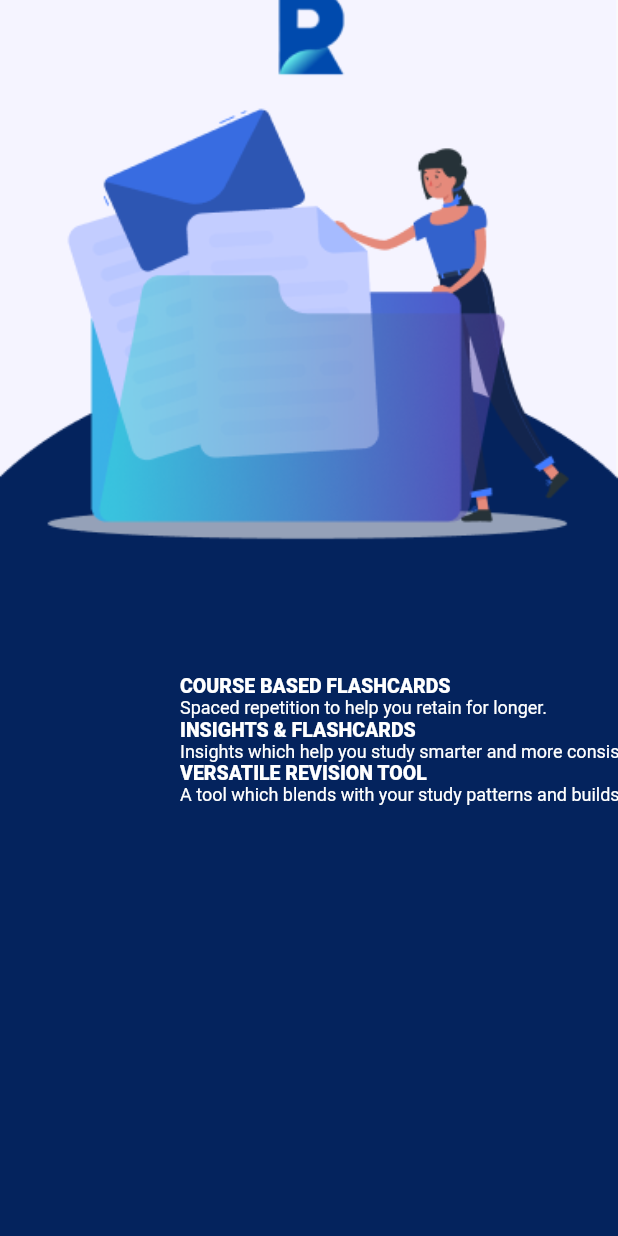
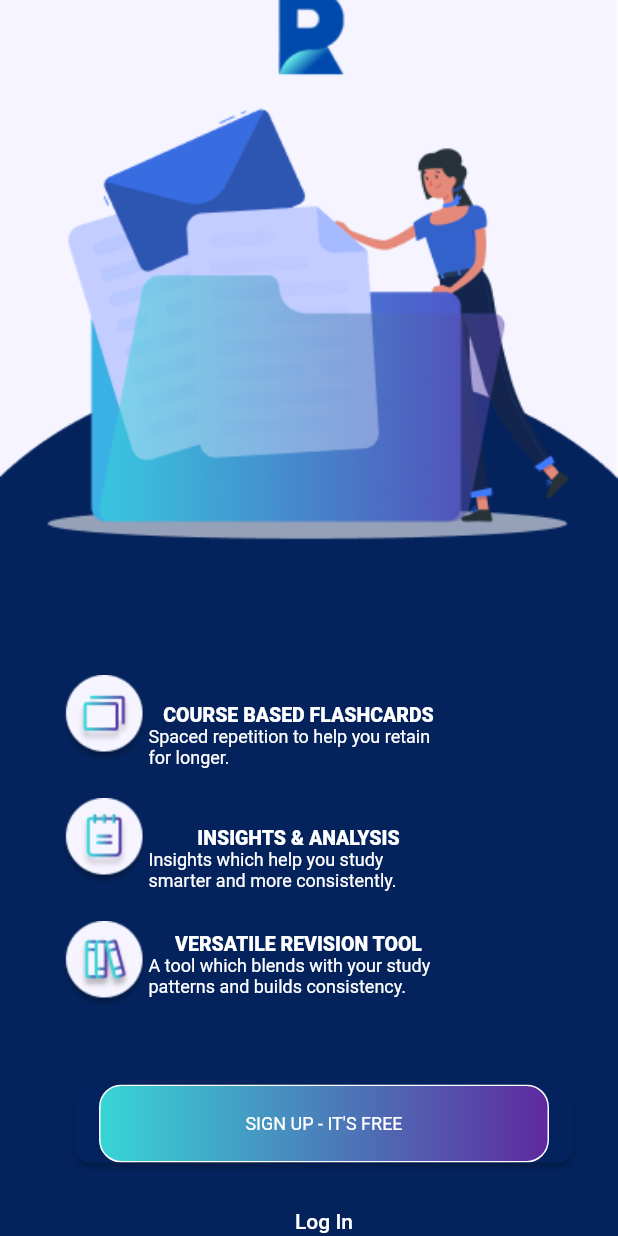
Before and after one commit to Revisable-in/flutter-app, a Flutter app: the Signup screen opened by its route, on a phone screen of 412 x 824 dp. Run offline on Flutter 3.47's test engine with Material 2 defaults, Android fonts, the phone set to English and light mode, and no system bars; missing offline and left inert: dart:html; Roboto replaces fonts that are missing (Raleway).

Commit message:
Updated sign up page

```diff
--- a/flutter_application/lib/main.dart
+++ b/flutter_application/lib/main.dart
@@ -16,7 +16,11 @@ class MyApp extends StatelessWidget {
         primarySwatch: Colors.blue,
       ),
       home: MyHomePage(title: 'Revisable'),
-      routes: <String, WidgetBuilder>{'/Signup': (context) => Signup()},
+      routes: {
+        '/Signup': (context) => Signup(),
+        '/Signup1': (context) => Signup1(),
+        '/Login': (context) => Signup1(),
+      },
     );
   }
 }
@@ -83,8 +87,16 @@ class Signup extends StatelessWidget {
         child: Column(
           crossAxisAlignment: CrossAxisAlignment.start,
           children: [
+            Row(
+              children: [
                 Container(
-              padding: EdgeInsets.symmetric(horizontal: 80),
+                    padding: EdgeInsets.fromLTRB(0, 0, 0, 23.0),
+                    child: Image(
+                      image: AssetImage("assets/images/flashcard.png"),
+                    )),
+                Column(
+                  children: [
+                    Container(
                       child: Text(
                         "COURSE BASED FLASHCARDS",
                         style: TextStyle(
@@ -93,10 +105,12 @@ class Signup extends StatelessWidget {
                           fontWeight: FontWeight.w900,
                           color: Colors.white,
                         ),
+                        textAlign: TextAlign.left,
                       ),
                     ),
-            Container(
-              padding: EdgeInsets.symmetric(horizontal: 80),
+                    const SizedBox(
+                      width: 200.0,
+                      // padding: EdgeInsets.fromLTRB(0, 0, 0, 23.0),
                       child: Text(
                         "Spaced repetition to help you retain for longer.",
                         style: TextStyle(
@@ -105,12 +119,25 @@ class Signup extends StatelessWidget {
                           fontWeight: FontWeight.w400,
                           color: Colors.white,
                         ),
+                        textAlign: TextAlign.left,
                       ),
                     ),
+                  ],
+                ),
+              ],
+            ),
+            Row(
+              children: [
                 Container(
-              padding: EdgeInsets.symmetric(horizontal: 80),
+                    padding: EdgeInsets.fromLTRB(0, 0, 0, 23.0),
+                    child: Image(
+                      image: AssetImage("assets/images/schedule.png"),
+                    )),
+                Column(
+                  children: [
+                    Container(
                       child: Text(
-                "INSIGHTS & FLASHCARDS",
+                        "INSIGHTS & ANALYSIS",
                         style: TextStyle(
                           fontFamily: "Raleway",
                           fontSize: 13.0,
@@ -119,8 +146,9 @@ class Signup extends StatelessWidget {
                         ),
                       ),
                     ),
-            Container(
-              padding: EdgeInsets.symmetric(horizontal: 80),
+                    const SizedBox(
+                      width: 200.0,
+                      // padding: EdgeInsets.fromLTRB(0, 0, 0, 23.0),
                       child: Text(
                         "Insights which help you study smarter and more consistently.",
                         style: TextStyle(
@@ -131,8 +159,19 @@ class Signup extends StatelessWidget {
                         ),
                       ),
                     ),
+                  ],
+                ),
+              ],
+            ),
+            Row(
+              children: [
                 Container(
-              padding: EdgeInsets.symmetric(horizontal: 80),
+                    child: Image(
+                  image: AssetImage("assets/images/revise.png"),
+                )),
+                Column(
+                  children: [
+                    Container(
                       child: Text(
                         "VERSATILE REVISION TOOL",
                         style: TextStyle(
@@ -141,10 +180,13 @@ class Signup extends StatelessWidget {
                           fontWeight: FontWeight.w900,
                           color: Colors.white,
                         ),
+                        textAlign: TextAlign.left,
                       ),
                     ),
-            Container(
-              padding: EdgeInsets.symmetric(horizontal: 80),
+                    const SizedBox(
+                      width: 200.0,
+
+                      // padding: EdgeInsets.symmetric(horizontal: 10),
                       child: Text(
                         "A tool which blends with your study patterns and builds consistency.",
                         style: TextStyle(
@@ -155,6 +197,71 @@ class Signup extends StatelessWidget {
                         ),
                       ),
                     ),
+                  ],
+                ),
+              ],
+            ),
+            Container(
+              padding: EdgeInsets.fromLTRB(10.0, 50, 0, 0),
+              child: Column(
+                children: [
+                  ElevatedButton(
+                    onPressed: () {
+                      Navigator.pushNamed(context, '/Signup1');
+                    },
+                    style: ElevatedButton.styleFrom(
+                      // side: BorderSide(color: Colors.white),
+                      primary: Color.fromARGB(255, 4, 35, 94),
+                      shape: new RoundedRectangleBorder(
+                        borderRadius: BorderRadius.circular(10),
+                      ),
+                    ),
+                    child: Ink(
+                      width: 300,
+                      decoration: BoxDecoration(
+                        borderRadius: BorderRadius.circular(15),
+                        border: Border.all(color: Colors.white, width: 1.0),
+                        gradient: const LinearGradient(colors: [
+                          Color.fromARGB(255, 55, 213, 214),
+                          Color.fromARGB(255, 94, 41, 159),
+                        ]),
+                      ),
+                      child: Container(
+                        width: 100,
+                        height: 50,
+                        // decoration: BoxDecoration(border: Border.all(width: 0)),
+                        alignment: Alignment.center,
+                        child: const Text(
+                          "SIGN UP - IT'S FREE",
+                          style: TextStyle(
+                            fontFamily: "Raleway",
+                            fontSize: 12.0,
+                            fontWeight: FontWeight.w400,
+                            color: Colors.white,
+                          ),
+                        ),
+                      ),
+                    ),
+                  ),
+                  ElevatedButton(
+                    style: ElevatedButton.styleFrom(
+                      elevation: 0.0,
+                      padding: EdgeInsets.fromLTRB(0, 30, 0, 0),
+                      primary: Colors.red.withOpacity(0),
+                      shape: RoundedRectangleBorder(
+                          // borderRadius: BorderRadius.all(
+                          //   Radius.circular(2),
+                          // ),
+                          side: BorderSide(color: Colors.transparent)),
+                    ),
+                    onPressed: () {
+                      Navigator.pushNamed(context, '/Login');
+                    },
+                    child: Text("Log In"),
+                  ),
+                ],
+              ),
+            )
           ],
         ),
       ),
@@ -174,3 +281,17 @@ Widget buildBackground() {
     ),
   );
 }
+
+class Signup1 extends StatelessWidget {
+  @override
+  Widget build(BuildContext context) {
+    return Scaffold();
+  }
+}
+
+class Login extends StatelessWidget {
+  @override
+  Widget build(BuildContext context) {
+    return Scaffold();
+  }
+}
```
Also changed, not shown: flutter_application/assets/images/flashcard.png (added), flutter_application/assets/images/revise.png (added), flutter_application/assets/images/schedule.png (added). Lines whose indentation alone changed are shown as unchanged.
